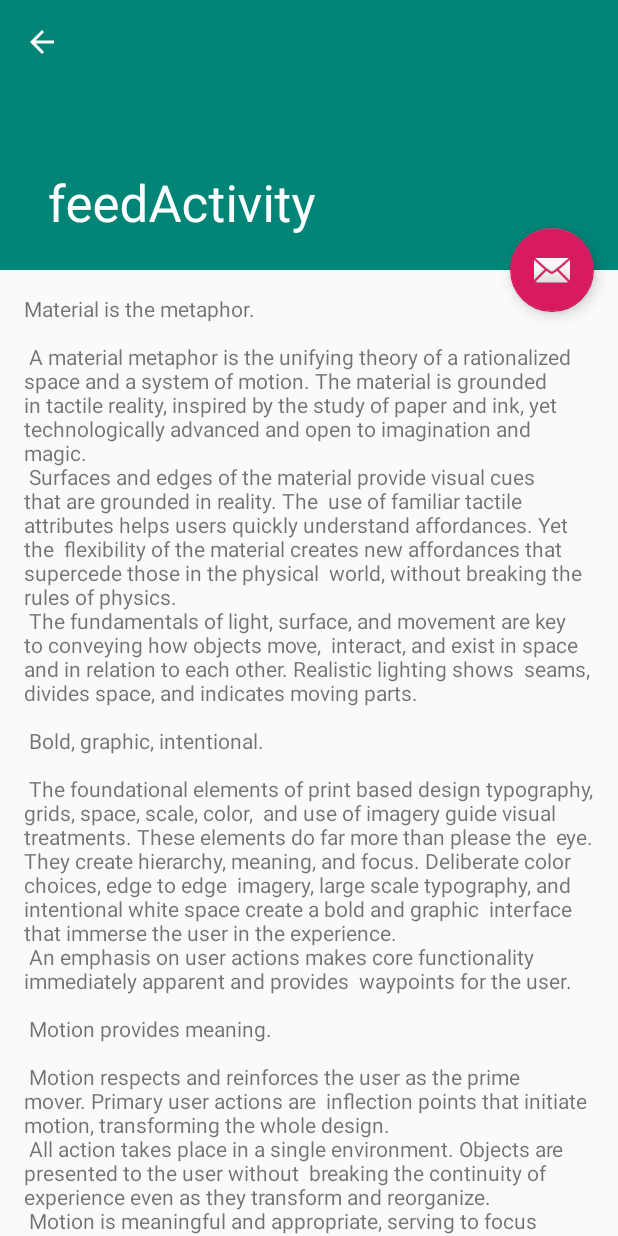
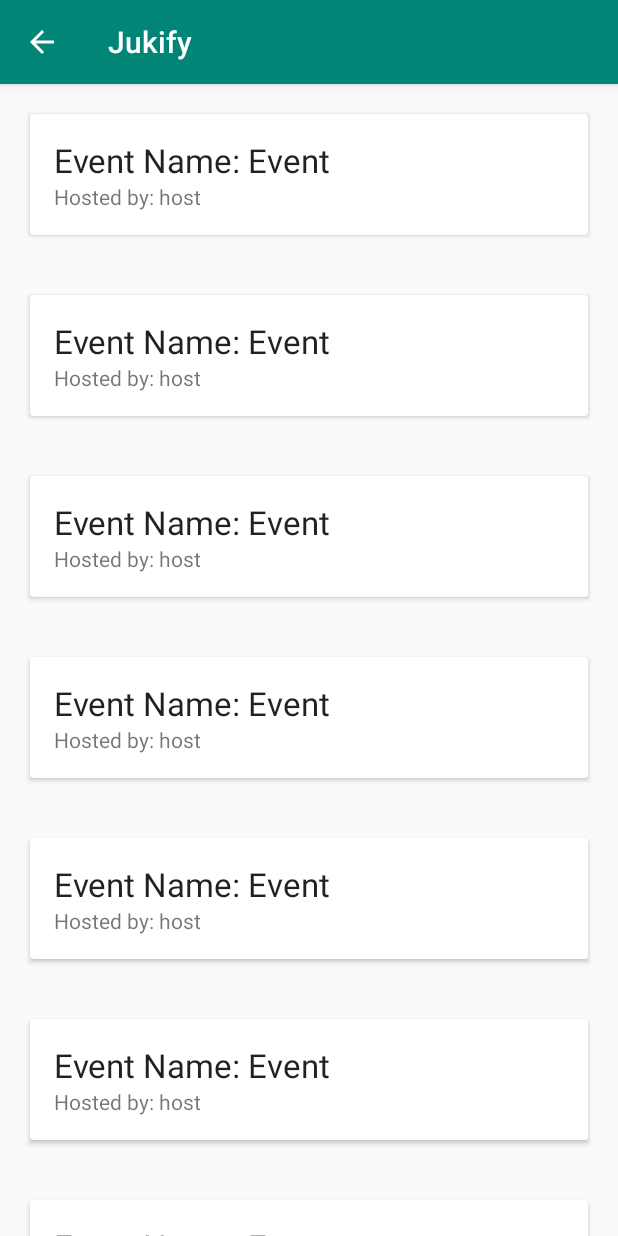
Before and after one commit to rtorres678/Jukify, an Android app: the screen it shows after launch (feedActivity before the commit, displayFeedActivity after it), after a tap on "LOG IN", on a phone screen of 412 x 824 dp. Run offline under Robolectric (Android 15) with nearby library versions, the phone set to English and light mode, and no system bars.

Commit message:
replace scrolling activity with RecyclerView, add cardView

```diff
--- a/app/build.gradle
+++ b/app/build.gradle
@@ -26,4 +26,5 @@ dependencies {
     testImplementation 'junit:junit:4.12'
     androidTestImplementation 'com.android.support.test:runner:1.0.2'
     androidTestImplementation 'com.android.support.test.espresso:espresso-core:3.0.2'
+    implementation 'com.android.support:recyclerview-v7:28.0.0'
 }
--- a/app/src/main/AndroidManifest.xml
+++ b/app/src/main/AndroidManifest.xml
@@ -23,15 +23,6 @@
                 android:name="android.support.PARENT_ACTIVITY"
                 android:value=".Login" />
         </activity>
-        <activity
-            android:name=".feedActivity"
-            android:label="@string/title_activity_feed"
-            android:parentActivityName=".Login"
-            android:theme="@style/AppTheme.NoActionBar">
-            <meta-data
-                android:name="android.support.PARENT_ACTIVITY"
-                android:value="jukify.jukify.Login" />
-        </activity>
     </application>
 
 </manifest>
--- /dev/null
+++ b/app/src/main/java/jukify/jukify/Event.java
@@ -0,0 +1,38 @@
+package jukify.jukify;
+
+public class Event {
+
+    private String name;
+    private String host;
+    private String id;
+
+    public Event(String name, String host, String id) {
+        this.name = name;
+        this.host = host;
+        this.id = id;
+    }
+
+    public String getName() {
+        return name;
+    }
+
+    public void setName(String name) {
+        this.name = name;
+    }
+
+    public String getHost() {
+        return host;
+    }
+
+    public void setHost(String host) {
+        this.host = host;
+    }
+
+    public String getId() {
+        return id;
+    }
+
+    public void setId(String id) {
+        this.id = id;
+    }
+}
--- a/app/src/main/java/jukify/jukify/Login.java
+++ b/app/src/main/java/jukify/jukify/Login.java
@@ -19,7 +19,7 @@ public class Login extends AppCompatActivity {
     }
 
     public void signIn(View view) {
-        Intent intent = new Intent(this, feedActivity.class);
+        Intent intent = new Intent(this, displayFeedActivity.class);
         EditText editText = (EditText) findViewById(R.id.editText);
         EditText editText2 = (EditText) findViewById(R.id.editText2);
         String message = editText.getText().toString() + editText2.getText().toString();
--- /dev/null
+++ b/app/src/main/java/jukify/jukify/MyAdapter.java
@@ -0,0 +1,60 @@
+package jukify.jukify;
+import android.content.Context;
+import android.support.v7.widget.RecyclerView;
+import android.view.LayoutInflater;
+import android.view.View;
+import android.view.ViewGroup;
+import android.widget.TextView;
+
+
+import java.util.List;
+
+public class MyAdapter extends RecyclerView.Adapter<MyAdapter.MyViewHolder> {
+    private List<Event> listEvents;
+
+    public MyAdapter(List<Event> listEvents, Context context) {
+        this.listEvents = listEvents;
+        this.context = context;
+    }
+
+    private Context context;
+
+    public static class MyViewHolder extends RecyclerView.ViewHolder {
+
+        public TextView textViewName;
+        public TextView textViewDesc;
+        public MyViewHolder(View v) {
+            super(v);
+            textViewName = (TextView) itemView.findViewById(R.id.TextViewEventName);
+            textViewDesc = (TextView) itemView.findViewById(R.id.TextViewEventDescription);
+
+        }
+    }
+
+    public MyAdapter(List<Event> list_Events) {
+        listEvents = list_Events;
+    }
+
+    // Create new views (invoked by the layout manager)
+    @Override
+    public MyAdapter.MyViewHolder onCreateViewHolder(ViewGroup parent, int viewType) {
+        View v = LayoutInflater.from(parent.getContext())
+                .inflate(R.layout.my_text_view , parent,false);
+        return new MyViewHolder(v);
+    }
+
+    // Replace the contents of a view (invoked by the layout manager)
+    @Override
+    public void onBindViewHolder(MyViewHolder holder, int position) {
+
+        Event listEvent = listEvents.get(position);
+        holder.textViewName.setText("Event Name: "+ listEvent.getName());
+        holder.textViewDesc.setText("Hosted by: " + listEvent.getHost());
+    }
+
+    // Return the size of the feed (invoked by the layout manager)
+    @Override
+    public int getItemCount() {
+        return listEvents.size();
+    }
+}
--- a/app/src/main/java/jukify/jukify/displayFeedActivity.java
+++ b/app/src/main/java/jukify/jukify/displayFeedActivity.java
@@ -3,23 +3,40 @@ package jukify.jukify;
 import android.content.Intent;
 import android.support.v7.app.AppCompatActivity;
 import android.os.Bundle;
+import android.support.v7.widget.LinearLayoutManager;
+import android.support.v7.widget.RecyclerView;
 import android.widget.TextView;
 
+import java.util.ArrayList;
+import java.util.List;
+
 public class displayFeedActivity extends AppCompatActivity {
+
+    private RecyclerView mRecyclerView;
+    private RecyclerView.Adapter mAdapter;
+    private RecyclerView.LayoutManager mLayoutManager;
+
+    private List<Event> listEvents;
 
     @Override
     protected void onCreate(Bundle savedInstanceState) {
         super.onCreate(savedInstanceState);
         setContentView(R.layout.activity_display_feed);
 
+        mRecyclerView = (RecyclerView) findViewById(R.id.my_recycler_view);
+        mRecyclerView.setHasFixedSize(true);
+        mLayoutManager = new LinearLayoutManager(this);
+        mRecyclerView.setLayoutManager(mLayoutManager);
 
-        // Get the Intent that started this activity and extract the string
-        Intent intent = getIntent();
-        String message = intent.getStringExtra(Login.EXTRA_MESSAGE);
+        listEvents = new ArrayList<>();
 
-        // Capture the layout's TextView and set the string as its text
-        TextView textView = findViewById(R.id.textView2);
-        textView.setText(message);
+        for(int i = 0; i < 20; i++){
+            Event event = new Event("Event", "host", "id");
+            listEvents.add(event);
+        };
+
+        mAdapter = new MyAdapter(listEvents, this);
+        mRecyclerView.setAdapter(mAdapter);
 
     }
 }
--- a/app/src/main/java/jukify/jukify/feedActivity.java
+++ /dev/null
@@ -1,31 +0,0 @@
-package jukify.jukify;
-
-import android.os.Bundle;
-import android.support.design.widget.FloatingActionButton;
-import android.support.design.widget.Snackbar;
-import android.support.v7.app.AppCompatActivity;
-import android.support.v7.widget.Toolbar;
-import android.view.View;
-
-public class feedActivity extends AppCompatActivity {
-
-    @Override
-    protected void onCreate(Bundle savedInstanceState) {
-        super.onCreate(savedInstanceState);
-        setContentView(R.layout.activity_feed);
-        Toolbar toolbar = (Toolbar) findViewById(R.id.toolbar);
-        setSupportActionBar(toolbar);
-
-
-        //This will be the "create new event" button
-        FloatingActionButton fab = (FloatingActionButton) findViewById(R.id.fab);
-        fab.setOnClickListener(new View.OnClickListener() {
-            @Override
-            public void onClick(View view) {
-                Snackbar.make(view, "Replace with your own action", Snackbar.LENGTH_LONG)
-                        .setAction("Action", null).show();
-            }
-        });
-        getSupportActionBar().setDisplayHomeAsUpEnabled(true);
-    }
-}
--- a/app/src/main/res/layout/activity_display_feed.xml
+++ b/app/src/main/res/layout/activity_display_feed.xml
@@ -6,15 +6,13 @@
     android:layout_height="match_parent"
     tools:context=".displayFeedActivity">
 
-    <TextView
-        android:id="@+id/textView2"
-        android:layout_width="wrap_content"
-        android:layout_height="wrap_content"
-        android:layout_marginStart="11dp"
-        android:layout_marginLeft="11dp"
-        android:text="TextView"
+    <android.support.v7.widget.RecyclerView
+        android:id="@+id/my_recycler_view"
+        android:layout_width="match_parent"
+        android:layout_height="match_parent"
         app:layout_constraintBottom_toBottomOf="parent"
         app:layout_constraintEnd_toEndOf="parent"
         app:layout_constraintStart_toStartOf="parent"
-        app:layout_constraintTop_toTopOf="parent" />
+        app:layout_constraintTop_toTopOf="parent"
+        tools:itemCount="1" />
 </android.support.constraint.ConstraintLayout>
--- a/app/src/main/res/layout/activity_feed.xml
+++ /dev/null
@@ -1,47 +0,0 @@
-<?xml version="1.0" encoding="utf-8"?>
-<android.support.design.widget.CoordinatorLayout xmlns:android="http://schemas.android.com/apk/res/android"
-    xmlns:app="http://schemas.android.com/apk/res-auto"
-    xmlns:tools="http://schemas.android.com/tools"
-    android:layout_width="match_parent"
-    android:layout_height="match_parent"
-    android:fitsSystemWindows="true"
-    tools:context=".feedActivity">
-
-    <android.support.design.widget.AppBarLayout
-        android:id="@+id/app_bar"
-        android:layout_width="match_parent"
-        android:layout_height="@dimen/app_bar_height"
-        android:fitsSystemWindows="true"
-        android:theme="@style/AppTheme.AppBarOverlay">
-
-        <android.support.design.widget.CollapsingToolbarLayout
-            android:id="@+id/toolbar_layout"
-            android:layout_width="match_parent"
-            android:layout_height="match_parent"
-            android:fitsSystemWindows="true"
-            app:contentScrim="?attr/colorPrimary"
-            app:layout_scrollFlags="scroll|exitUntilCollapsed"
-            app:toolbarId="@+id/toolbar">
-
-            <android.support.v7.widget.Toolbar
-                android:id="@+id/toolbar"
-                android:layout_width="match_parent"
-                android:layout_height="?attr/actionBarSize"
-                app:layout_collapseMode="pin"
-                app:popupTheme="@style/AppTheme.PopupOverlay" />
-
-        </android.support.design.widget.CollapsingToolbarLayout>
-    </android.support.design.widget.AppBarLayout>
-
-    <include layout="@layout/content_feed" />
-
-    <android.support.design.widget.FloatingActionButton
-        android:id="@+id/fab"
-        android:layout_width="wrap_content"
-        android:layout_height="wrap_content"
-        android:layout_margin="@dimen/fab_margin"
-        app:layout_anchor="@id/app_bar"
-        app:layout_anchorGravity="bottom|end"
-        app:srcCompat="@android:drawable/ic_dialog_email" />
-
-</android.support.design.widget.CoordinatorLayout>
--- a/app/src/main/res/layout/content_feed.xml
+++ /dev/null
@@ -1,17 +0,0 @@
-<?xml version="1.0" encoding="utf-8"?>
-<android.support.v4.widget.NestedScrollView xmlns:android="http://schemas.android.com/apk/res/android"
-    xmlns:app="http://schemas.android.com/apk/res-auto"
-    xmlns:tools="http://schemas.android.com/tools"
-    android:layout_width="match_parent"
-    android:layout_height="match_parent"
-    app:layout_behavior="@string/appbar_scrolling_view_behavior"
-    tools:context=".feedActivity"
-    tools:showIn="@layout/activity_feed">
-
-    <TextView
-        android:layout_width="wrap_content"
-        android:layout_height="wrap_content"
-        android:layout_margin="@dimen/text_margin"
-        android:text="@string/large_text" />
-
-</android.support.v4.widget.NestedScrollView>
--- /dev/null
+++ b/app/src/main/res/layout/my_text_view.xml
@@ -0,0 +1,33 @@
+<?xml version="1.0" encoding="utf-8"?>
+<LinearLayout xmlns:android="http://schemas.android.com/apk/res/android"
+    android:orientation="vertical"
+    android:layout_width="match_parent"
+    android:layout_height="wrap_content">
+
+    <android.support.v7.widget.CardView
+        android:layout_margin="@dimen/activity_horizontal_margin"
+        android:layout_width="match_parent"
+        android:layout_height="wrap_content">
+
+        <LinearLayout
+            android:orientation="vertical"
+            android:padding="@dimen/text_margin"
+            android:layout_width="match_parent"
+            android:layout_height="wrap_content">
+
+            <TextView
+                android:layout_width="match_parent"
+                android:layout_height="wrap_content"
+                android:id="@+id/TextViewEventName"
+                android:text="Event Name Here"
+                android:textAppearance="@style/Base.TextAppearance.AppCompat.Large" />
+
+            <TextView
+                android:layout_width="match_parent"
+                android:layout_height="wrap_content"
+                android:id="@+id/TextViewEventDescription"
+                android:text="Event Description Here"/>
+        </LinearLayout>
+    </android.support.v7.widget.CardView>
+
+</LinearLayout>
--- a/app/src/main/res/values/dimens.xml
+++ b/app/src/main/res/values/dimens.xml
@@ -2,4 +2,5 @@
     <dimen name="app_bar_height">180dp</dimen>
     <dimen name="fab_margin">16dp</dimen>
     <dimen name="text_margin">16dp</dimen>
+    <dimen name="activity_horizontal_margin">20dp</dimen>
 </resources>
```
